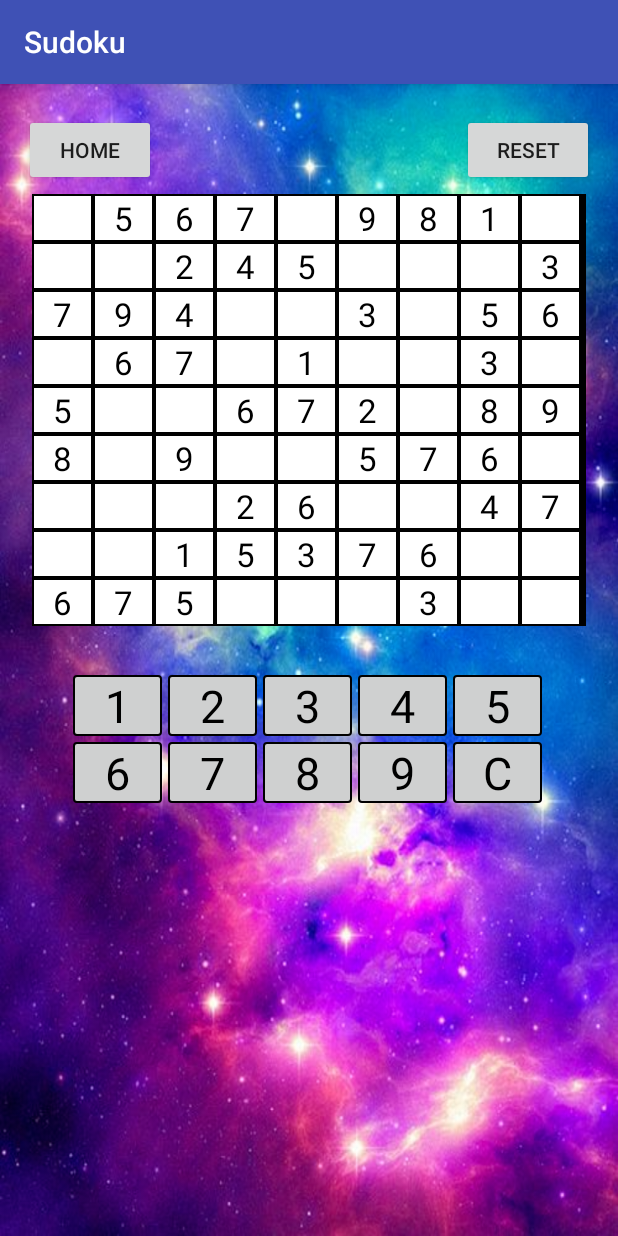
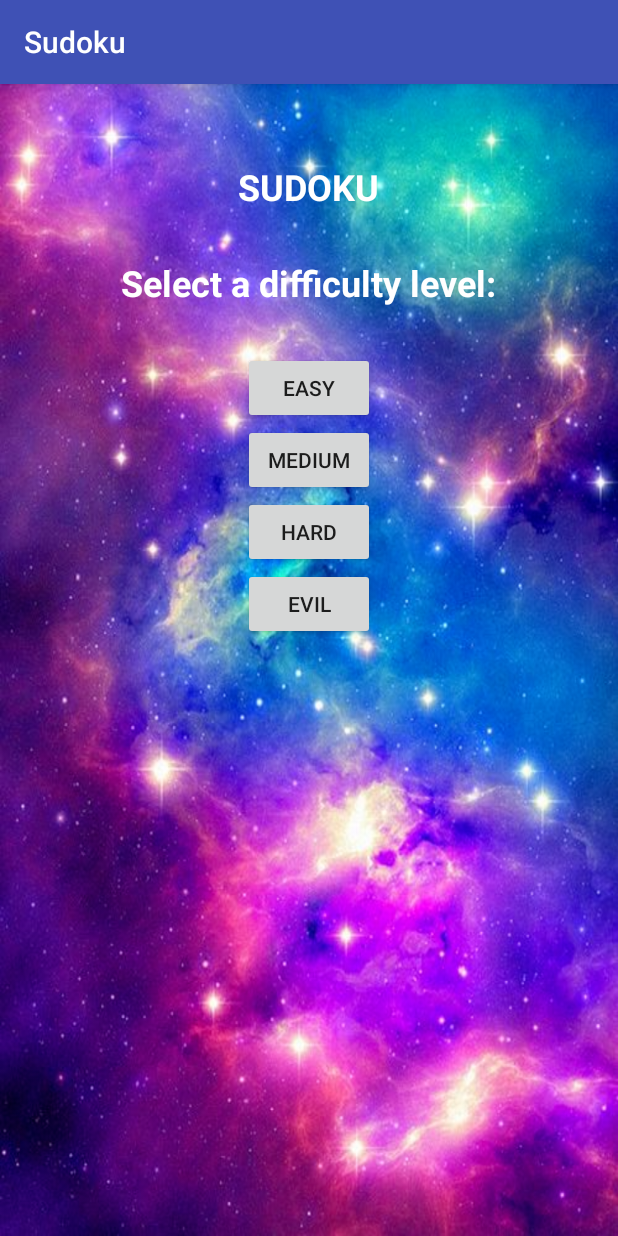
Before and after one commit to dpulsifer/Sudoku, an Android app: the screen it shows after launch (MainActivity before the commit, SelectionActivity after it), on a phone screen of 412 x 824 dp. Run offline under Robolectric (Android 15) with nearby library versions, the phone set to English and light mode, and no system bars.

Commit message:
Multiple Additions - Difficulty selection, intents, reset
Difficulty selection screen, intents, logic for reset button, fixed minor bugs

```diff
--- /dev/null
+++ b/app/src/main/java/cs/dal/sudoku/SelectionActivity.java
@@ -0,0 +1,66 @@
+package cs.dal.sudoku;
+
+import android.content.Intent;
+import android.support.v7.app.AppCompatActivity;
+import android.os.Bundle;
+import android.view.View;
+import android.widget.Button;
+
+public class SelectionActivity extends AppCompatActivity {
+
+    Button easy;
+    Button medium;
+    Button hard;
+    Button evil;
+
+@Override
+    protected void onCreate(Bundle savedInstanceState) {
+        super.onCreate(savedInstanceState);
+        setContentView(R.layout.activity_selection);
+
+        easy = (Button) findViewById(R.id.buttonEasy);
+        medium = (Button) findViewById(R.id.buttonMedium);
+        hard = (Button) findViewById(R.id.buttonHard);
+        evil = (Button) findViewById(R.id.buttonEvil);
+
+        easy.setOnClickListener(new View.OnClickListener() {
+            @Override
+            public void onClick(View v) {
+                Intent i;
+                i = new Intent(SelectionActivity.this, MainActivity.class);
+                i.putExtra("DIFF_LEVEL", 0);
+                startActivity(i);
+            }
+        });
+
+        medium.setOnClickListener(new View.OnClickListener() {
+            @Override
+            public void onClick(View v) {
+                Intent i;
+                i = new Intent(SelectionActivity.this, MainActivity.class);
+                i.putExtra("DIFF_LEVEL", 1);
+                startActivity(i);
+            }
+        });
+
+        hard.setOnClickListener(new View.OnClickListener() {
+            @Override
+            public void onClick(View v) {
+                Intent i;
+                i = new Intent(SelectionActivity.this, MainActivity.class);
+                i.putExtra("DIFF_LEVEL", 2);
+                startActivity(i);
+            }
+        });
+
+        evil.setOnClickListener(new View.OnClickListener() {
+            @Override
+            public void onClick(View v) {
+                Intent i;
+                i = new Intent(SelectionActivity.this, MainActivity.class);
+                i.putExtra("DIFF_LEVEL", 3);
+                startActivity(i);
+            }
+        });
+    }
+}
--- a/app/src/main/java/cs/dal/sudoku/SolvedSudokuDigger.java
+++ b/app/src/main/java/cs/dal/sudoku/SolvedSudokuDigger.java
@@ -9,16 +9,20 @@ import java.util.Random;
 
 public class SolvedSudokuDigger {
 
-    private static ArrayList<Integer> gridCoordinatesRemoved = new ArrayList<Integer>(81);
-    private static ArrayList<Integer> gridCoordinatesChecked = new ArrayList<Integer>(81);
+    private static ArrayList<Integer> gridCoordinatesRemoved;
+    private static ArrayList<Integer> gridCoordinatesChecked;
 
     private static int[] totalElementsForDiffLevel = new int[]{45, 35, 30, 25};
     private static int[] lowerBoundForDiffLevel = new int[]{4,3,2,0};
 
-    private static Random random = new Random();
+    private static Random random;
 
     public static String[] digPuzzle(String[] sudokuGrid, int difficultyLevel) {
 
+        random = new Random();
+
+        gridCoordinatesRemoved = new ArrayList<Integer>(81);
+        gridCoordinatesChecked = new ArrayList<Integer>(81);
 
         for (int j = 0; j < 81; j++) {
             gridCoordinatesRemoved.add(j, j);
--- a/app/src/main/java/cs/dal/sudoku/ValidateChoice.java
+++ b/app/src/main/java/cs/dal/sudoku/ValidateChoice.java
@@ -14,8 +14,6 @@ public class ValidateChoice {
 
         int xCoord = position / 9;
         int yCoord = position % 9;
-
-        System.out.println(xCoord + "|" + yCoord + "|" + position);
 
         if (checkRow(puzzle, xCoord, numberSelection) &&
                 checkColumn(puzzle, yCoord, numberSelection) &&
@@ -44,7 +42,6 @@ public class ValidateChoice {
     private static boolean checkRow(String[][] puzzle, int xCoord, String numberSelection) {
 
         for (int i = 0; i < 9; i++) {
-            System.out.println(puzzle[xCoord][i] + "|" + numberSelection);
             if (puzzle[xCoord][i].equals(numberSelection)) { return false; }
         }
 
@@ -56,7 +53,6 @@ public class ValidateChoice {
 
         for (int i = 0; i < 9; i++) {
             if (sudokuGrid[i][yCoord].equals(numberSelection)) {
-                //System.out.println(sudokuGrid[i][yCoord] + "|" + numberSelection);
                 return false; }
         }
 
@@ -72,7 +68,6 @@ public class ValidateChoice {
         for (int i = startingXCoord; i < startingXCoord + 3; i++) {
             for (int j = startingYCoord; j < startingYCoord + 3; j++) {
                 if (sudokuGrid[i][j].equals(numberSelection)) {
-                    //System.out.println(sudokuGrid[i][j] + "|" + numberSelection);
                     return false; }
             }
         }
--- a/app/src/main/res/layout/activity_main.xml
+++ b/app/src/main/res/layout/activity_main.xml
@@ -22,13 +22,15 @@
             android:text="Home"
             android:layout_width="wrap_content"
             android:layout_height="wrap_content"
-            android:layout_alignParentLeft="true"/>
+            android:layout_alignParentLeft="true"
+            android:id="@+id/main_home" />
 
         <Button
             android:text="Reset"
             android:layout_width="wrap_content"
             android:layout_height="wrap_content"
-            android:layout_alignParentRight="true"/>
+            android:layout_alignParentRight="true"
+            android:id="@+id/main_reset" />
 
     </RelativeLayout>
 
--- /dev/null
+++ b/app/src/main/res/layout/activity_selection.xml
@@ -0,0 +1,72 @@
+<?xml version="1.0" encoding="utf-8"?>
+<RelativeLayout xmlns:android="http://schemas.android.com/apk/res/android"
+    xmlns:tools="http://schemas.android.com/tools"
+    android:id="@+id/activity_selection"
+    android:background="@drawable/space"
+    android:layout_width="match_parent"
+    android:layout_height="match_parent"
+    android:paddingBottom="@dimen/activity_vertical_margin"
+    android:paddingLeft="@dimen/activity_horizontal_margin"
+    android:paddingRight="@dimen/activity_horizontal_margin"
+    android:paddingTop="@dimen/activity_vertical_margin"
+    tools:context="cs.dal.sudoku.SelectionActivity">
+
+    <TextView
+        android:text="Sudoku"
+        android:layout_width="wrap_content"
+        android:layout_height="wrap_content"
+        android:layout_marginTop="36dp"
+        android:id="@+id/selection_sudoku"
+        android:textSize="24sp"
+        android:textStyle="normal|bold"
+        android:textColor="@android:color/background_light"
+        android:textAllCaps="true"
+        android:layout_alignParentTop="true"
+        android:layout_centerHorizontal="true" />
+
+    <TextView
+        android:text="Select a difficulty level:"
+        android:layout_width="wrap_content"
+        android:layout_height="wrap_content"
+        android:layout_marginTop="31dp"
+        android:id="@+id/selection_diff"
+        android:layout_below="@+id/selection_sudoku"
+        android:layout_centerHorizontal="true"
+        android:textSize="24sp"
+        android:textStyle="normal|bold"
+        android:textColor="@android:color/background_light" />
+
+    <Button
+        android:text="Easy"
+        android:layout_width="wrap_content"
+        android:layout_height="wrap_content"
+        android:layout_marginTop="30dp"
+        android:id="@+id/buttonEasy"
+        android:layout_below="@+id/selection_diff"
+        android:layout_centerHorizontal="true" />
+
+    <Button
+        android:text="Medium"
+        android:layout_width="wrap_content"
+        android:layout_height="wrap_content"
+        android:id="@+id/buttonMedium"
+        android:layout_below="@+id/buttonEasy"
+        android:layout_alignStart="@+id/buttonEasy" />
+
+    <Button
+        android:text="Hard"
+        android:layout_width="wrap_content"
+        android:layout_height="wrap_content"
+        android:id="@+id/buttonHard"
+        android:layout_below="@+id/buttonMedium"
+        android:layout_alignStart="@+id/buttonMedium" />
+
+    <Button
+        android:text="Evil"
+        android:layout_width="wrap_content"
+        android:layout_height="wrap_content"
+        android:id="@+id/buttonEvil"
+        android:layout_below="@+id/buttonHard"
+        android:layout_alignStart="@+id/buttonHard" />
+
+</RelativeLayout>
```
Also changed, not shown: app/src/main/AndroidManifest.xml (+9 -2 lines), app/src/main/java/cs/dal/sudoku/MainActivity.java (+40 -6 lines), 3 other files.
